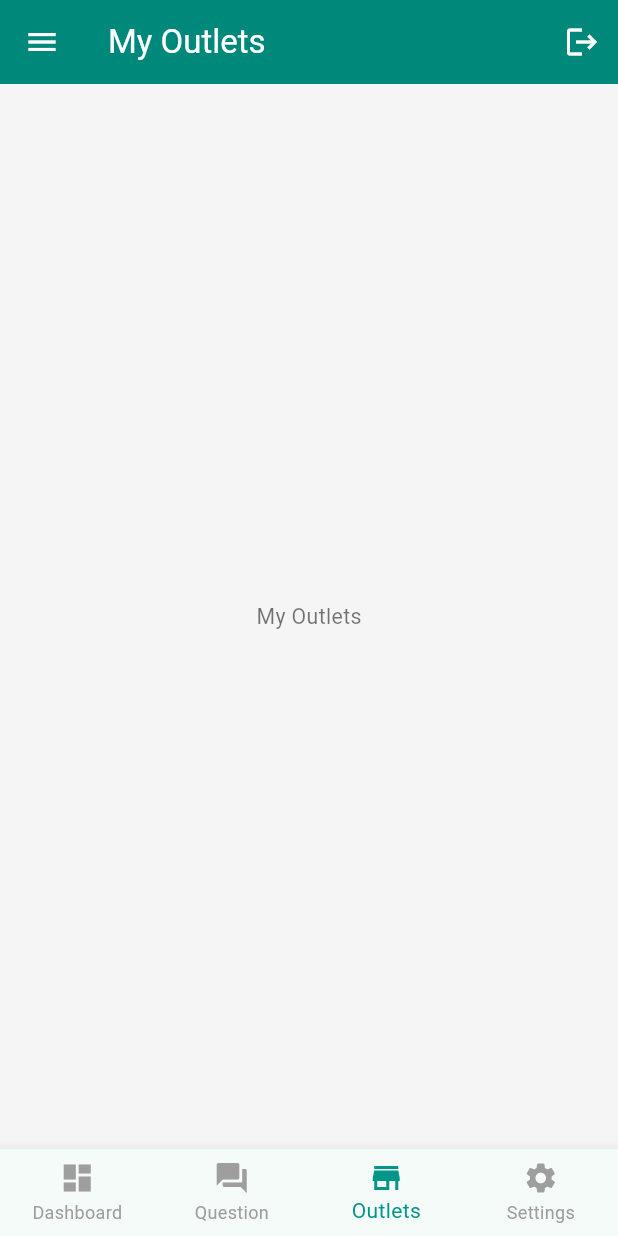
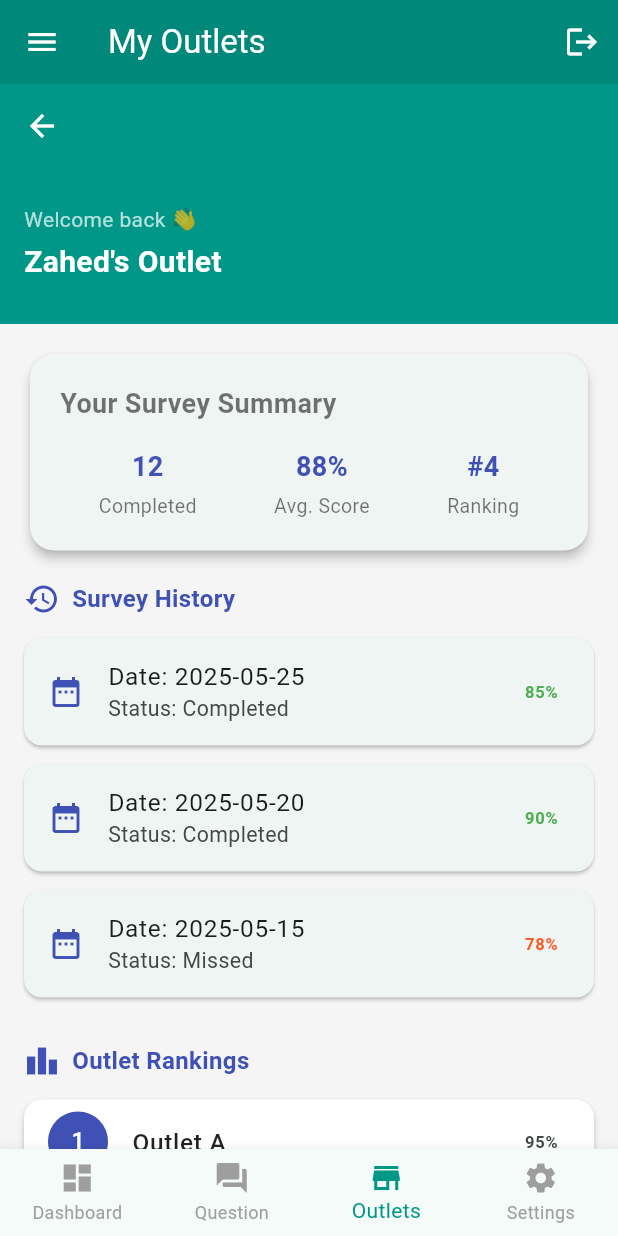
Before and after one commit to ShwapnoRetail/shwapno_survey, a Flutter app: the DrawerPage screen opened directly, swiped to page 3, on a phone screen of 412 x 824 dp. Run offline on Flutter 3.47's test engine with Material 3 defaults, Android fonts, the phone set to English and light mode, and no system bars; our stand-ins replace flutter_screenutil, flutter_svg, fluttertoast, image_picker, pin_code_fields.

Commit message:
OutletScreenDone

```diff
--- a/lib/Component/drawer.dart
+++ b/lib/Component/drawer.dart
@@ -1,6 +1,8 @@
 import 'package:flutter/material.dart';
 import 'package:shwapno_survey/Component/bottomNav.dart';
-import 'package:shwapno_survey/Screen/Survey/surveyPage.dart'; // Add this import
+import 'package:shwapno_survey/Screen/Survey/surveyOutlet.dart';
+import 'package:shwapno_survey/Screen/Survey/surveyPage.dart';
+import 'package:shwapno_survey/Screen/Survey/surveyQuestion.dart'; // Add this import
 
 class DrawerPage extends StatefulWidget {
   const DrawerPage({super.key});
@@ -147,8 +149,8 @@ class _DrawerPageState extends State<DrawerPage> {
         },
         children: [
           const SurveyHomePage(),
-          const Center(child: Text('Question')), // Question screen
-          const Center(child: Text('My Outlets')), // Outlets screen
+          const SurveyQuestionScreen(), // Question screen
+          const SurveyOutletScreen(), // Outlets screen
           const Center(child: Text('Settings')), // Settings screen
         ],
       ),
--- a/lib/Screen/Auth/signUp.dart
+++ b/lib/Screen/Auth/signUp.dart
@@ -21,7 +21,7 @@ class _SignUpScreenState extends State<SignUpScreen> {
               mainAxisAlignment: MainAxisAlignment.center,
               crossAxisAlignment: CrossAxisAlignment.start,
               children: [
-                Text("Joint With US!", style: Head1Text(colorDarkBlue)),
+                Text("Join With US!", style: Head1Text(colorDarkBlue)),
                 SizedBox(height: 10),
                 TextFormField(
                   decoration: AppInputDecoration("Enter Your Name"),
--- /dev/null
+++ b/lib/Screen/Survey/surveyOutlet.dart
@@ -0,0 +1,243 @@
+import 'package:flutter/material.dart';
+
+class SurveyOutletScreen extends StatefulWidget {
+  const SurveyOutletScreen({super.key});
+
+  @override
+  State<SurveyOutletScreen> createState() => _SurveyOutletScreenState();
+}
+
+class _SurveyOutletScreenState extends State<SurveyOutletScreen> {
+  final List<Map<String, dynamic>> surveyHistory = [
+    {'date': '2025-05-25', 'score': 85, 'status': 'Completed'},
+    {'date': '2025-05-20', 'score': 90, 'status': 'Completed'},
+    {'date': '2025-05-15', 'score': 78, 'status': 'Missed'},
+  ];
+
+  final List<Map<String, dynamic>> outletRanking = [
+    {'name': 'Outlet A', 'score': 95},
+    {'name': 'Outlet B', 'score': 91},
+    {'name': 'Outlet C', 'score': 89},
+    {'name': 'Your Outlet', 'score': 85},
+    {'name': 'Outlet D', 'score': 80},
+  ];
+
+  @override
+  Widget build(BuildContext context) {
+    return Scaffold(
+      backgroundColor: Colors.grey[100],
+      body: CustomScrollView(
+        slivers: [
+          // AppBar
+          SliverAppBar(
+            floating: true,
+            pinned: true,
+            expandedHeight: 160,
+            backgroundColor: Colors.white30,
+            flexibleSpace: FlexibleSpaceBar(
+              background: Container(
+                color: Colors.teal,
+                padding: const EdgeInsets.fromLTRB(16, 80, 16, 16),
+                alignment: Alignment.bottomLeft,
+                child: Column(
+                  crossAxisAlignment: CrossAxisAlignment.start,
+                  children: const [
+                    Text(
+                      "Welcome back 👋",
+                      style: TextStyle(color: Colors.white70, fontSize: 14),
+                    ),
+                    SizedBox(height: 4),
+                    Text(
+                      "Zahed's Outlet",
+                      style: TextStyle(
+                        fontSize: 20,
+                        color: Colors.white,
+                        fontWeight: FontWeight.bold,
+                      ),
+                    ),
+                  ],
+                ),
+              ),
+            ),
+          ),
+
+          // Survey Summary
+          SliverToBoxAdapter(
+            child: Padding(
+              padding: const EdgeInsets.all(16),
+              child: Card(
+                shape: RoundedRectangleBorder(
+                  borderRadius: BorderRadius.circular(16),
+                ),
+                elevation: 3,
+                child: Padding(
+                  padding: const EdgeInsets.all(20),
+                  child: Column(
+                    crossAxisAlignment: CrossAxisAlignment.start,
+                    children: [
+                      const Text(
+                        "Your Survey Summary",
+                        style: TextStyle(
+                          fontSize: 18,
+                          fontWeight: FontWeight.bold,
+                        ),
+                      ),
+                      const SizedBox(height: 16),
+                      Row(
+                        mainAxisAlignment: MainAxisAlignment.spaceAround,
+                        children: const [
+                          _SummaryItem(label: "Completed", value: "12"),
+                          _SummaryItem(label: "Avg. Score", value: "88%"),
+                          _SummaryItem(label: "Ranking", value: "#4"),
+                        ],
+                      ),
+                    ],
+                  ),
+                ),
+              ),
+            ),
+          ),
+
+          // Survey History Title
+          SliverToBoxAdapter(
+            child: Padding(
+              padding: const EdgeInsets.fromLTRB(16, 0, 16, 8),
+              child: Row(
+                children: const [
+                  Icon(Icons.history, color: Colors.indigo),
+                  SizedBox(width: 8),
+                  Text(
+                    "Survey History",
+                    style: TextStyle(
+                      fontSize: 16,
+                      fontWeight: FontWeight.bold,
+                      color: Colors.indigo,
+                    ),
+                  ),
+                ],
+              ),
+            ),
+          ),
+
+          // Survey History List
+          SliverList(
+            delegate: SliverChildBuilderDelegate((context, index) {
+              final item = surveyHistory[index];
+              return Card(
+                margin: const EdgeInsets.symmetric(horizontal: 16, vertical: 6),
+                elevation: 1,
+                shape: RoundedRectangleBorder(
+                  borderRadius: BorderRadius.circular(12),
+                ),
+                child: ListTile(
+                  leading: const Icon(Icons.date_range, color: Colors.indigo),
+                  title: Text("Date: ${item['date']}"),
+                  subtitle: Text("Status: ${item['status']}"),
+                  trailing: Text(
+                    "${item['score']}%",
+                    style: TextStyle(
+                      fontWeight: FontWeight.bold,
+                      color:
+                          item['score'] >= 80
+                              ? Colors.green
+                              : Colors.deepOrange,
+                    ),
+                  ),
+                ),
+              );
+            }, childCount: surveyHistory.length),
+          ),
+
+          // Outlet Rankings Title
+          SliverToBoxAdapter(
+            child: Padding(
+              padding: const EdgeInsets.fromLTRB(16, 24, 16, 8),
+              child: Row(
+                children: const [
+                  Icon(Icons.leaderboard, color: Colors.indigo),
+                  SizedBox(width: 8),
+                  Text(
+                    "Outlet Rankings",
+                    style: TextStyle(
+                      fontSize: 16,
+                      fontWeight: FontWeight.bold,
+                      color: Colors.indigo,
+                    ),
+                  ),
+                ],
+              ),
+            ),
+          ),
+
+          // Outlet Rankings List
+          SliverList(
+            delegate: SliverChildBuilderDelegate((context, index) {
+              final outlet = outletRanking[index];
+              final isUserOutlet = outlet['name'] == 'Your Outlet';
+              return Card(
+                margin: const EdgeInsets.symmetric(horizontal: 16, vertical: 6),
+                elevation: 2,
+                color: isUserOutlet ? Colors.indigo.shade50 : Colors.white,
+                shape: RoundedRectangleBorder(
+                  borderRadius: BorderRadius.circular(12),
+                ),
+                child: ListTile(
+                  leading: CircleAvatar(
+                    backgroundColor: Colors.indigo,
+                    child: Text(
+                      "${index + 1}",
+                      style: const TextStyle(color: Colors.white),
+                    ),
+                  ),
+                  title: Text(
+                    outlet['name'],
+                    style: TextStyle(
+                      fontWeight:
+                          isUserOutlet ? FontWeight.bold : FontWeight.w500,
+                      color: isUserOutlet ? Colors.indigo : Colors.black87,
+                    ),
+                  ),
+                  trailing: Text(
+                    "${outlet['score']}%",
+                    style: const TextStyle(fontWeight: FontWeight.bold),
+                  ),
+                ),
+              );
+            }, childCount: outletRanking.length),
+          ),
+
+          // Extra Space for Safe Scroll
+          const SliverToBoxAdapter(child: SizedBox(height: 32)),
+        ],
+      ),
+    );
+  }
+}
+
+class _SummaryItem extends StatelessWidget {
+  final String label;
+  final String value;
+
+  const _SummaryItem({required this.label, required this.value, super.key});
+
+  @override
+  Widget build(BuildContext context) {
+    return Column(
+      children: [
+        Text(
+          value,
+          style: const TextStyle(
+            fontSize: 18,
+            fontWeight: FontWeight.bold,
+            color: Colors.indigo,
+          ),
+        ),
+        const SizedBox(height: 4),
+        Text(
+          label,
+          style: const TextStyle(fontSize: 13, color: Colors.black54),
+        ),
+      ],
+    );
+  }
+}
--- a/pubspec.yaml
+++ b/pubspec.yaml
@@ -39,6 +39,7 @@ dependencies:
   pin_code_fields: ^8.0.1
   google_fonts: ^6.2.1
   flutter_screenutil: ^5.9.3
+  image_picker: ^1.0.4
 
 dev_dependencies:
   flutter_test:
```
Also changed, not shown: lib/Screen/Survey/surveyQuestion.dart (added, +268 -0 lines), pubspec.lock, 7 other files.
